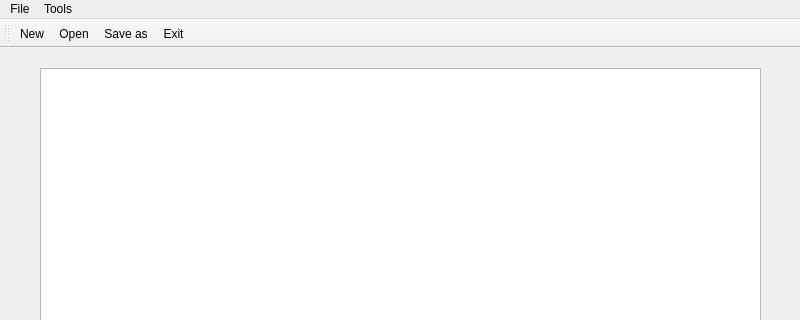
Above: mainwindow.ui from Yashmerino/notepad before the change; both pictures show x 0 to 800 and y 0 to 320 of the 800 by 600 pixel window. Below: the same form after it.
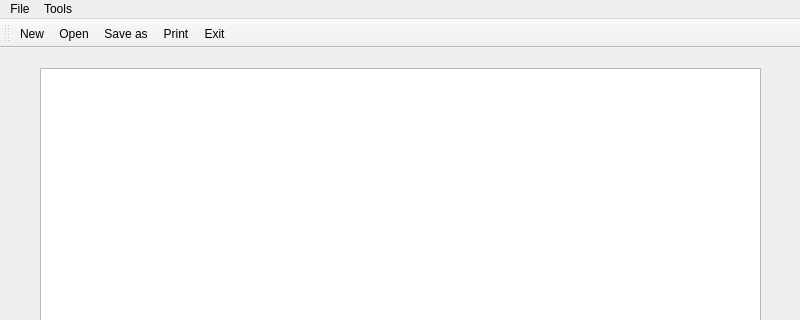
That is the form after the change. Icons and pictures are not drawn.

Commit message: Added print button in ui

Patch:
```diff
--- a/mainwindow.ui
+++ b/mainwindow.ui
@@ -69,6 +69,7 @@
    <addaction name="actionNew"/>
    <addaction name="actionOpen"/>
    <addaction name="actionSave_as"/>
+   <addaction name="actionPrint"/>
    <addaction name="actionExit"/>
   </widget>
   <action name="actionNew">
@@ -127,6 +128,15 @@
     <string>Redo</string>
    </property>
   </action>
+  <action name="actionPrint">
+   <property name="icon">
+    <iconset resource="Resources.qrc">
+     <normaloff>:/img/img/print.png</normaloff>:/img/img/print.png</iconset>
+   </property>
+   <property name="text">
+    <string>Print</string>
+   </property>
+  </action>
  </widget>
  <resources>
   <include location="Resources.qrc"/>
```
Left out of the diff: 1 changed line with no effect on the pictures.
